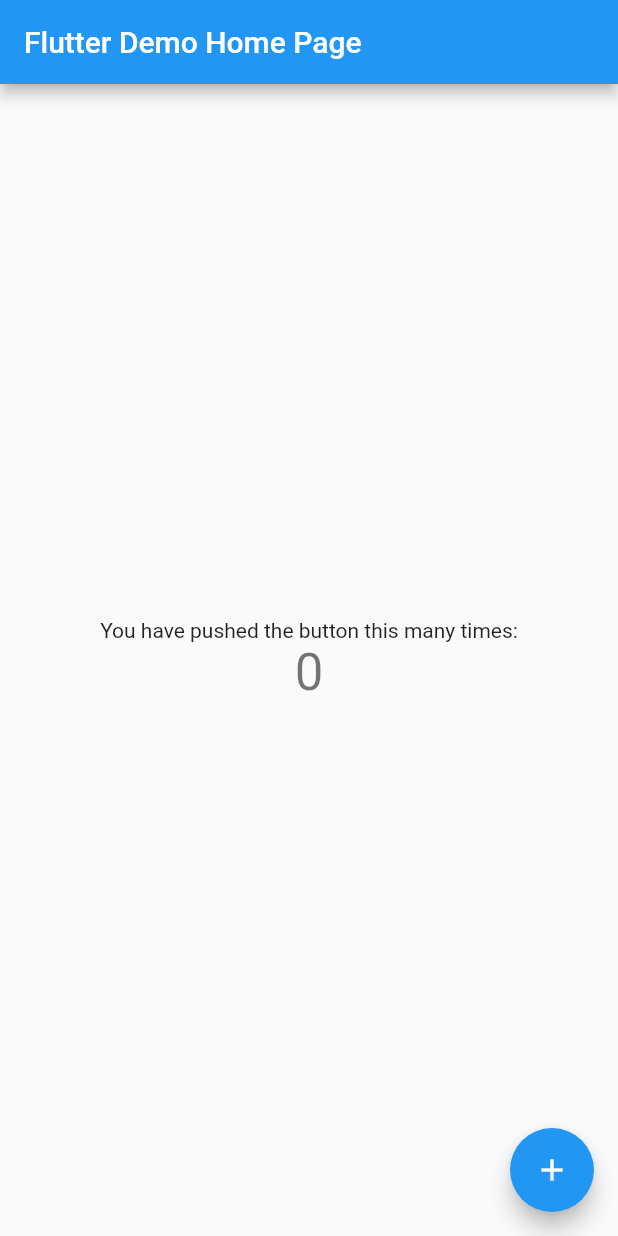
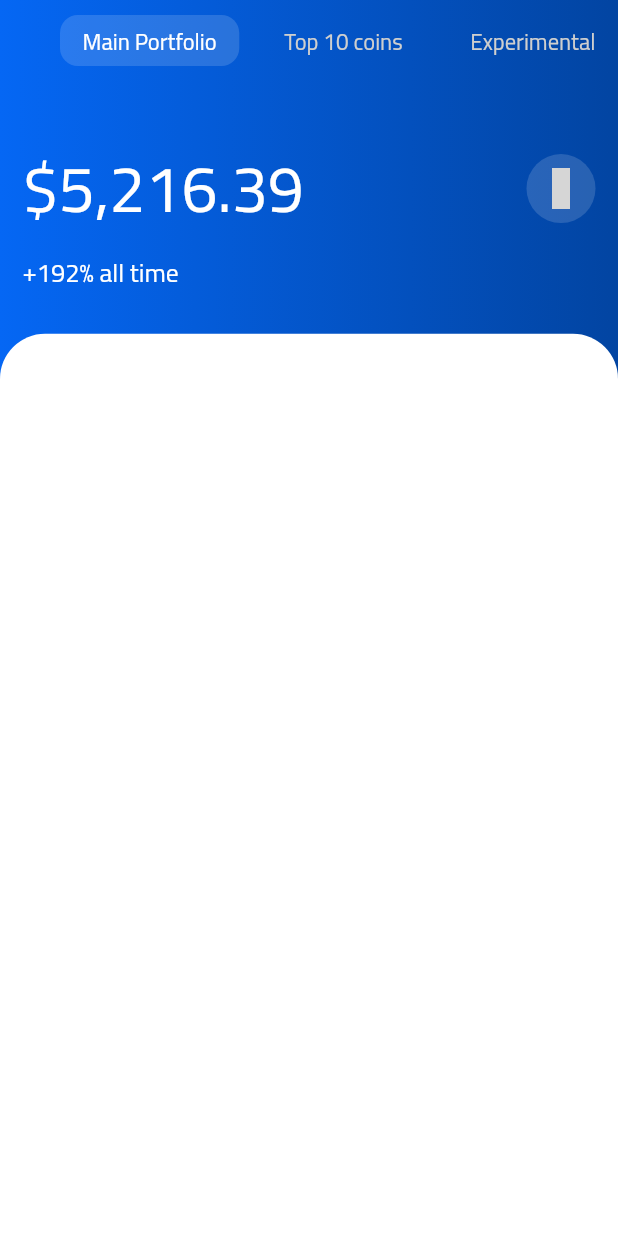
Before and after one commit to Amirnlz/Crypto-coin, a Flutter app: the screen it shows after launch, on a phone screen of 412 x 824 dp. Run offline on Flutter 3.47's test engine with Material 2 defaults, Android fonts, the phone set to English and light mode, and no system bars; our stand-ins replace animate_do, iconsax; grey boxes are pictures that could not be loaded.

Commit message:
add home page and change theme styles

```diff
--- a/analysis_options.yaml
+++ b/analysis_options.yaml
@@ -22,8 +22,8 @@
   # `// ignore_for_file: name_of_lint` syntax on the line or in the file
   # producing the lint.
   rules:
-    # avoid_print: false  # Uncomment to disable the `avoid_print` rule
-    # prefer_single_quotes: true  # Uncomment to enable the `prefer_single_quotes` rule
+    avoid_print: false  # Uncomment to disable the `avoid_print` rule
+    prefer_single_quotes: true  # Uncomment to enable the `prefer_single_quotes` rule
 
 # Additional information about this file can be found at
 # https://dart.dev/guides/language/analysis-options
--- /dev/null
+++ b/lib/helpers/constans.dart
@@ -0,0 +1,21 @@
+// ignore_for_file: constant_identifier_names
+
+import 'package:flutter/material.dart';
+
+const Color greyColor = Color(0xFFF5F4F5);
+const Color blackColor = Color(0xFF232222);
+const Color blueColor = Color(0xFF0567F6);
+const Color profitGreen = Color(0xFF50C88B);
+const Color lossRed = Color(0xFFFE6366);
+
+ enum ProfileType {
+  Main_Portfolio,
+  Experimental,
+  Top_10_coins,
+}
+
+extension ParseToStringMediType on ProfileType {
+  String toShortString() {
+    return toString().split('.').last.replaceAll('_', ' ');
+  }
+}
--- a/lib/main.dart
+++ b/lib/main.dart
@@ -1,4 +1,7 @@
+import 'package:crypto_coin/helpers/constans.dart';
 import 'package:flutter/material.dart';
+
+import 'pages/home_page.dart';
 
 void main() {
   runApp(const MyApp());
@@ -7,109 +10,25 @@
 class MyApp extends StatelessWidget {
   const MyApp({Key? key}) : super(key: key);
 
-  // This widget is the root of your application.
   @override
   Widget build(BuildContext context) {
     return MaterialApp(
-      title: 'Flutter Demo',
+      debugShowCheckedModeBanner: false,
       theme: ThemeData(
-        // This is the theme of your application.
-        //
-        // Try running your application with "flutter run". You'll see the
-        // application has a blue toolbar. Then, without quitting the app, try
-        // changing the primarySwatch below to Colors.green and then invoke
-        // "hot reload" (press "r" in the console where you ran "flutter run",
-        // or simply save your changes to "hot reload" in a Flutter IDE).
-        // Notice that the counter didn't reset back to zero; the application
-        // is not restarted.
-        primarySwatch: Colors.blue,
+        brightness: Brightness.light,
+        colorScheme: ColorScheme.fromSwatch().copyWith(
+          primary: Colors.white,
+          secondary: blueColor,
+        ),
+        textTheme: const TextTheme(
+          bodyText1: TextStyle(
+            fontWeight: FontWeight.w300,
+            color: blackColor,
+          ),
+        ),
+        fontFamily: 'Cairo',
       ),
-      home: const MyHomePage(title: 'Flutter Demo Home Page'),
+      home: const HomePage(),
     );
   }
 }
-
-class MyHomePage extends StatefulWidget {
-  const MyHomePage({Key? key, required this.title}) : super(key: key);
-
-  // This widget is the home page of your application. It is stateful, meaning
-  // that it has a State object (defined below) that contains fields that affect
-  // how it looks.
-
-  // This class is the configuration for the state. It holds the values (in this
-  // case the title) provided by the parent (in this case the App widget) and
-  // used by the build method of the State. Fields in a Widget subclass are
-  // always marked "final".
-
-  final String title;
-
-  @override
-  State<MyHomePage> createState() => _MyHomePageState();
-}
-
-class _MyHomePageState extends State<MyHomePage> {
-  int _counter = 0;
-
-  void _incrementCounter() {
-    setState(() {
-      // This call to setState tells the Flutter framework that something has
-      // changed in this State, which causes it to rerun the build method below
-      // so that the display can reflect the updated values. If we changed
-      // _counter without calling setState(), then the build method would not be
-      // called again, and so nothing would appear to happen.
-      _counter++;
-    });
-  }
-
-  @override
-  Widget build(BuildContext context) {
-    // This method is rerun every time setState is called, for instance as done
-    // by the _incrementCounter method above.
-    //
-    // The Flutter framework has been optimized to make rerunning build methods
-    // fast, so that you can just rebuild anything that needs updating rather
-    // than having to individually change instances of widgets.
-    return Scaffold(
-      appBar: AppBar(
-        // Here we take the value from the MyHomePage object that was created by
-        // the App.build method, and use it to set our appbar title.
-        title: Text(widget.title),
-      ),
-      body: Center(
-        // Center is a layout widget. It takes a single child and positions it
-        // in the middle of the parent.
-        child: Column(
-          // Column is also a layout widget. It takes a list of children and
-          // arranges them vertically. By default, it sizes itself to fit its
-          // children horizontally, and tries to be as tall as its parent.
-          //
-          // Invoke "debug painting" (press "p" in the console, choose the
-          // "Toggle Debug Paint" action from the Flutter Inspector in Android
-          // Studio, or the "Toggle Debug Paint" command in Visual Studio Code)
-          // to see the wireframe for each widget.
-          //
-          // Column has various properties to control how it sizes itself and
-          // how it positions its children. Here we use mainAxisAlignment to
-          // center the children vertically; the main axis here is the vertical
-          // axis because Columns are vertical (the cross axis would be
-          // horizontal).
-          mainAxisAlignment: MainAxisAlignment.center,
-          children: <Widget>[
-            const Text(
-              'You have pushed the button this many times:',
-            ),
-            Text(
-              '$_counter',
-              style: Theme.of(context).textTheme.headline4,
-            ),
-          ],
-        ),
-      ),
-      floatingActionButton: FloatingActionButton(
-        onPressed: _incrementCounter,
-        tooltip: 'Increment',
-        child: const Icon(Icons.add),
-      ), // This trailing comma makes auto-formatting nicer for build methods.
-    );
-  }
-}
--- /dev/null
+++ b/lib/pages/home_page.dart
@@ -0,0 +1,173 @@
+import 'package:crypto_coin/helpers/constans.dart';
+import 'package:flutter/material.dart';
+import 'package:animate_do/animate_do.dart';
+import 'package:iconsax/iconsax.dart';
+
+class HomePage extends StatefulWidget {
+  const HomePage({Key? key}) : super(key: key);
+
+  @override
+  State<HomePage> createState() => _HomePageState();
+}
+
+class _HomePageState extends State<HomePage> {
+  ProfileType selectedProfile = ProfileType.Main_Portfolio;
+
+  @override
+  Widget build(BuildContext context) {
+    Size size = MediaQuery.of(context).size;
+    return SafeArea(
+      child: Scaffold(
+        body: Container(
+          decoration: const BoxDecoration(
+            gradient: LinearGradient(
+              colors: [Color(0xFD0043A1), Color(0xFF0567f4)],
+              begin: Alignment.topRight,
+              end: Alignment.topLeft,
+            ),
+          ),
+          child: Column(
+            children: [
+              SizedBox(
+                height: size.height * 0.27,
+                child: Column(
+                  children: [
+                    Padding(
+                      padding: const EdgeInsets.only(
+                        top: 10,
+                        left: 40,
+                      ),
+                      child: Align(
+                        alignment: Alignment.topRight,
+                        child: FadeInRight(
+                          duration: const Duration(seconds: 1),
+                          child: Row(
+                            mainAxisAlignment: MainAxisAlignment.spaceBetween,
+                            crossAxisAlignment: CrossAxisAlignment.center,
+                            children: [
+                              itemSelction(
+                                ProfileType.Main_Portfolio,
+                                selectedProfile == ProfileType.Main_Portfolio,
+                              ),
+                              itemSelction(
+                                ProfileType.Top_10_coins,
+                                selectedProfile == ProfileType.Top_10_coins,
+                              ),
+                              itemSelction(
+                                ProfileType.Experimental,
+                                selectedProfile == ProfileType.Experimental,
+                              )
+                            ],
+                          ),
+                        ),
+                      ),
+                    ),
+                    SizedBox(
+                      height: size.height * 0.05,
+                    ),
+                    Padding(
+                      padding: const EdgeInsets.symmetric(
+                          vertical: 0, horizontal: 15),
+                      child: ZoomIn(
+                        delay: const Duration(milliseconds: 800),
+                        duration: const Duration(seconds: 1),
+                        child: Column(
+                          children: [
+                            Row(
+                              mainAxisAlignment: MainAxisAlignment.spaceBetween,
+                              children: [
+                                const Text(
+                                  '\$5,216.39',
+                                  style: TextStyle(
+                                    fontSize: 43,
+                                    color: Colors.white,
+                                  ),
+                                ),
+                                CircleAvatar(
+                                  radius: 23,
+                                  backgroundColor:
+                                      Colors.white.withOpacity(0.15),
+                                  child: Icon(
+                                    Iconsax.activity,
+                                    size: 27,
+                                    color: Colors.white.withOpacity(0.8),
+                                  ),
+                                )
+                              ],
+                            ),
+                            const Align(
+                              alignment: Alignment.bottomLeft,
+                              child: Text(
+                                '+192% all time',
+                                style: TextStyle(
+                                  fontSize: 17,
+                                  color: Colors.white,
+                                ),
+                              ),
+                            ),
+                          ],
+                        ),
+                      ),
+                    ),
+                  ],
+                ),
+              ),
+              Expanded(
+                child: FadeInUp(
+                  delay: const Duration(milliseconds: 300),
+                  duration: const Duration(seconds: 1),
+                  child: Container(
+                    decoration: const BoxDecoration(
+                      color: Colors.white,
+                      borderRadius: BorderRadius.only(
+                        topLeft: Radius.circular(30),
+                        topRight: Radius.circular(30),
+                      ),
+                    ),
+                    child: SingleChildScrollView(
+                      child: Column(
+                        children: [
+                          SizedBox(
+                            height: size.height * 1,
+                            width: size.width,
+                          ),
+                        ],
+                      ),
+                    ),
+                  ),
+                ),
+              )
+            ],
+          ),
+        ),
+      ),
+    );
+  }
+
+  Widget itemSelction(ProfileType profileType, bool isSelected) {
+    return Material(
+      color: Colors.transparent,
+      child: InkWell(
+        splashColor: Colors.white24,
+        borderRadius: const BorderRadius.all(Radius.circular(12)),
+        onTap: () => setState(() {
+          selectedProfile = profileType;
+        }),
+        child: Container(
+          padding: const EdgeInsets.symmetric(vertical: 3, horizontal: 15),
+          decoration: BoxDecoration(
+            color: isSelected ? Colors.white.withOpacity(0.15) : null,
+            borderRadius: const BorderRadius.all(Radius.circular(12)),
+          ),
+          child: Text(
+            profileType.toShortString(),
+            style: TextStyle(
+              color: isSelected ? Colors.white : const Color(0xFFcfcfce),
+              fontSize: 15,
+            ),
+          ),
+        ),
+      ),
+    );
+  }
+}
```
Also changed, not shown: pubspec.yaml (+29 -17 lines), assets/fonts/cairo/Cairo-Light.ttf (added), assets/fonts/cairo/Cairo-Medium.ttf (added), assets/fonts/cairo/Cairo-Regular.ttf (added), assets/fonts/cairo/Cairo-VariableFont_wght.ttf (added), assets/fonts/poppins/Poppins-Bold.ttf (added), assets/fonts/poppins/Poppins-Light.ttf (added), assets/fonts/poppins/Poppins-Medium.ttf (added), assets/fonts/poppins/Poppins-Regular.ttf (added), pubspec.lock.
